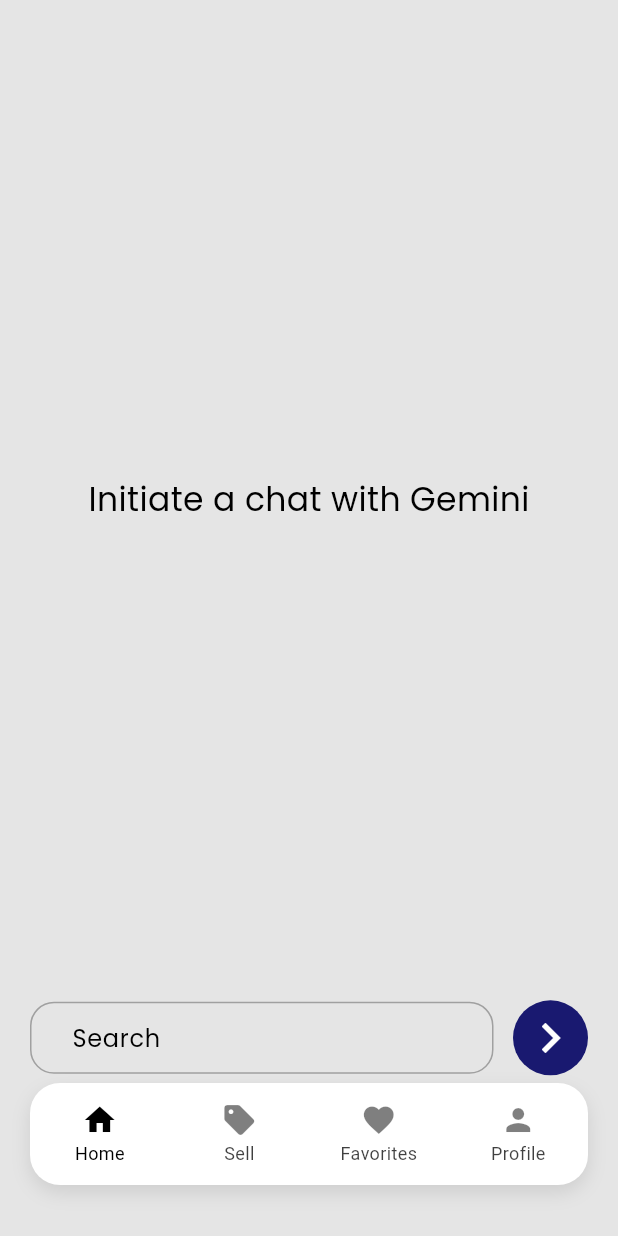
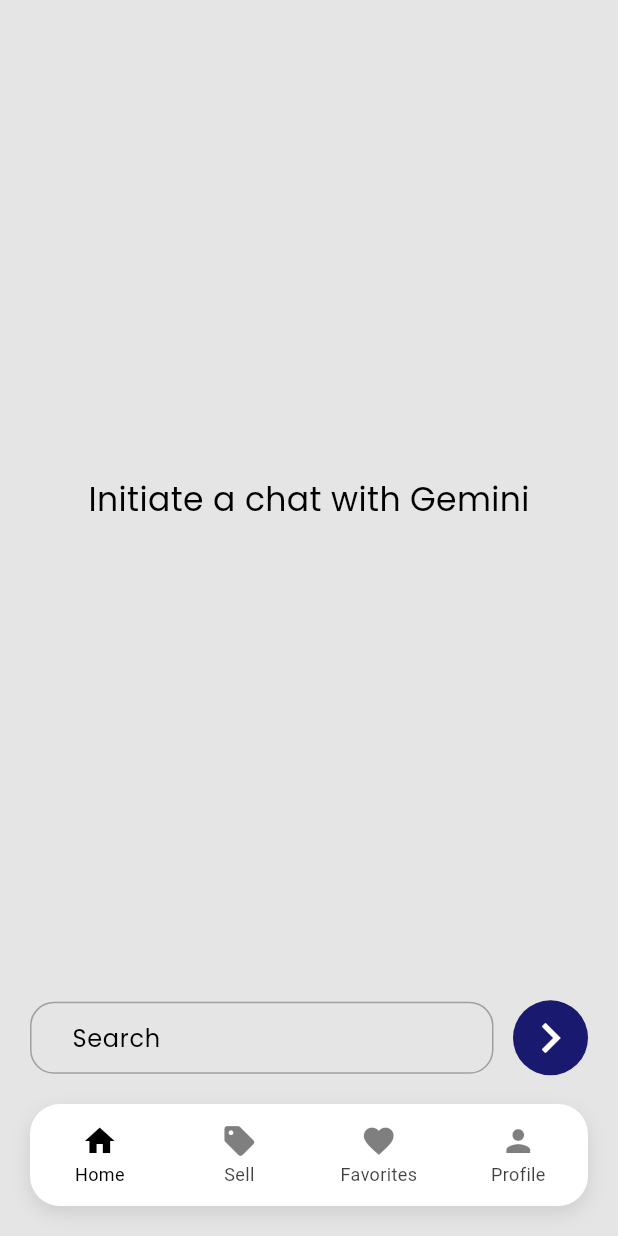
Before and after one commit to KashifUmar123/analytica_assement, a Flutter app: the screen it shows after launch, on a phone screen of 412 x 824 dp. Run offline on Flutter 3.47's test engine with Material 3 defaults, Android fonts, the phone set to English and light mode, and no system bars; our stand-ins replace connectivity_plus, dartz, dio, equatable, flutter_dotenv, flutter_gemini and 3 more; network calls fail.

Commit message:
fix: android is running and status and navigation bar color is fixed

```diff
--- a/lib/core/widgets/custom_scaffold.dart
+++ b/lib/core/widgets/custom_scaffold.dart
@@ -25,9 +25,10 @@
   Widget build(BuildContext context) {
     return AnnotatedRegion<SystemUiOverlayStyle>(
       value: SystemUiOverlayStyle(
-        statusBarColor: statusBarColor ?? Colors.transparent,
+        statusBarColor: statusBarColor ?? AppColors.background,
+        statusBarIconBrightness: Brightness.dark,
         systemNavigationBarColor:
-            systemNavigationBarColor ?? Colors.transparent,
+            systemNavigationBarColor ?? AppColors.background,
         systemStatusBarContrastEnforced: true,
       ),
       child: Scaffold(
--- a/lib/features/bottom_navbar/bottom_navbar.dart
+++ b/lib/features/bottom_navbar/bottom_navbar.dart
@@ -25,7 +25,7 @@
     return Container(
       height: 68,
       width: double.infinity,
-      margin: const EdgeInsetsDirectional.only(start: 20, end: 20, bottom: 34),
+      margin: const EdgeInsetsDirectional.only(start: 20, end: 20, bottom: 20),
       decoration: BoxDecoration(
         color: AppColors.white,
         borderRadius: BorderRadius.circular(20),
--- a/lib/features/posts/posts_screen.dart
+++ b/lib/features/posts/posts_screen.dart
@@ -102,7 +102,7 @@
     return Container(
       width: Get.width,
       decoration: const BoxDecoration(
-        color: Colors.blueAccent,
+        color: AppColors.background,
       ),
       padding: const EdgeInsets.symmetric(
         horizontal: 20,
@@ -114,7 +114,7 @@
           child: Text(
             "Posts",
             style: context.label22400.copyWith(
-              color: AppColors.white,
+              color: AppColors.black,
             ),
           ),
         ),
```
Also changed, not shown: lib/features/posts/posts_screen_controller.dart (+6 -2 lines), 1 other file.
